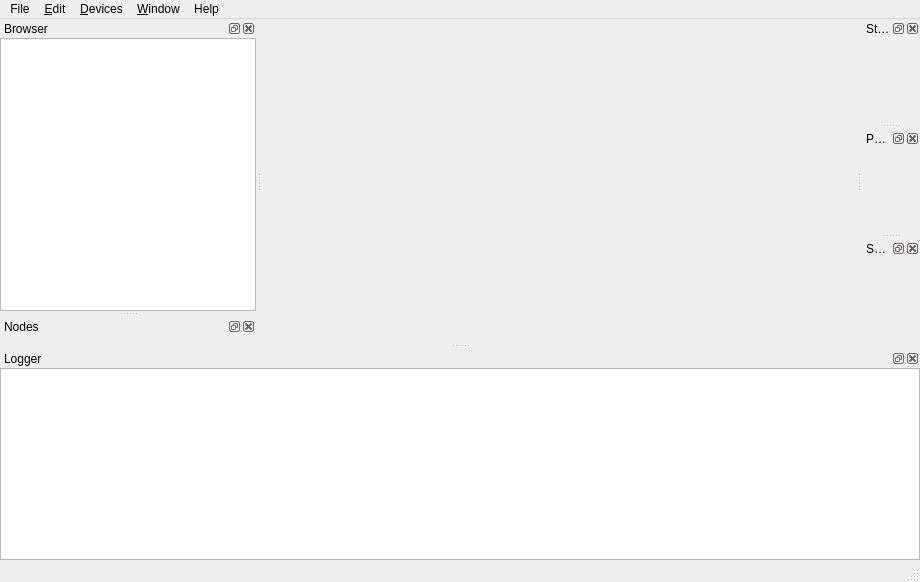
First picture: the form in FugioApp/mainwindow.ui, repository bigfug/Fugio, before the edit.
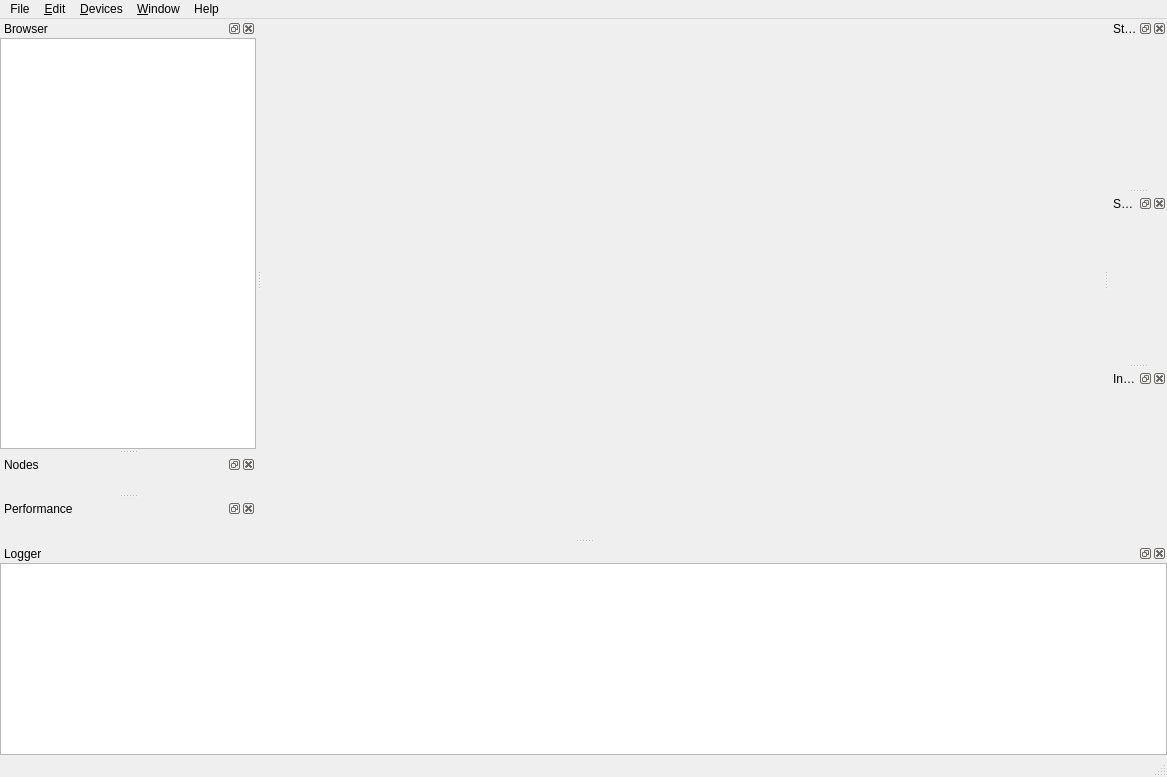
Second picture: the form after the edit. Custom widgets are drawn as their Qt base class.

Commit message: First stab at InspectorForm

Diff of the .ui file:
```diff
--- a/FugioApp/mainwindow.ui
+++ b/FugioApp/mainwindow.ui
@@ -6,8 +6,8 @@
    <rect>
     <x>0</x>
     <y>0</y>
-    <width>920</width>
-    <height>582</height>
+    <width>1167</width>
+    <height>777</height>
    </rect>
   </property>
   <property name="windowTitle">
@@ -65,7 +65,7 @@
     <rect>
      <x>0</x>
      <y>0</y>
-     <width>920</width>
+     <width>1167</width>
      <height>26</height>
     </rect>
    </property>
@@ -300,7 +300,7 @@
     <string>Performance</string>
    </property>
    <attribute name="dockWidgetArea">
-    <number>2</number>
+    <number>1</number>
    </attribute>
    <widget class="PerformanceForm" name="mPerformance"/>
   </widget>
@@ -313,6 +313,15 @@
    </attribute>
    <widget class="SnippetsForm" name="mSnippets"/>
   </widget>
+  <widget class="QDockWidget" name="mDockWidgetInspector">
+   <property name="windowTitle">
+    <string>Inspector</string>
+   </property>
+   <attribute name="dockWidgetArea">
+    <number>2</number>
+   </attribute>
+   <widget class="InspectorForm" name="mInspector"/>
+  </widget>
   <action name="actionOpen">
    <property name="text">
     <string>&amp;Open...</string>
@@ -763,6 +772,12 @@
    <header>snippets/snippetsform.h</header>
    <container>1</container>
   </customwidget>
+  <customwidget>
+   <class>InspectorForm</class>
+   <extends>QWidget</extends>
+   <header>inspector/inspectorform.h</header>
+   <container>1</container>
+  </customwidget>
  </customwidgets>
  <resources/>
  <connections/>
```
The commit also changes 18 other files.
